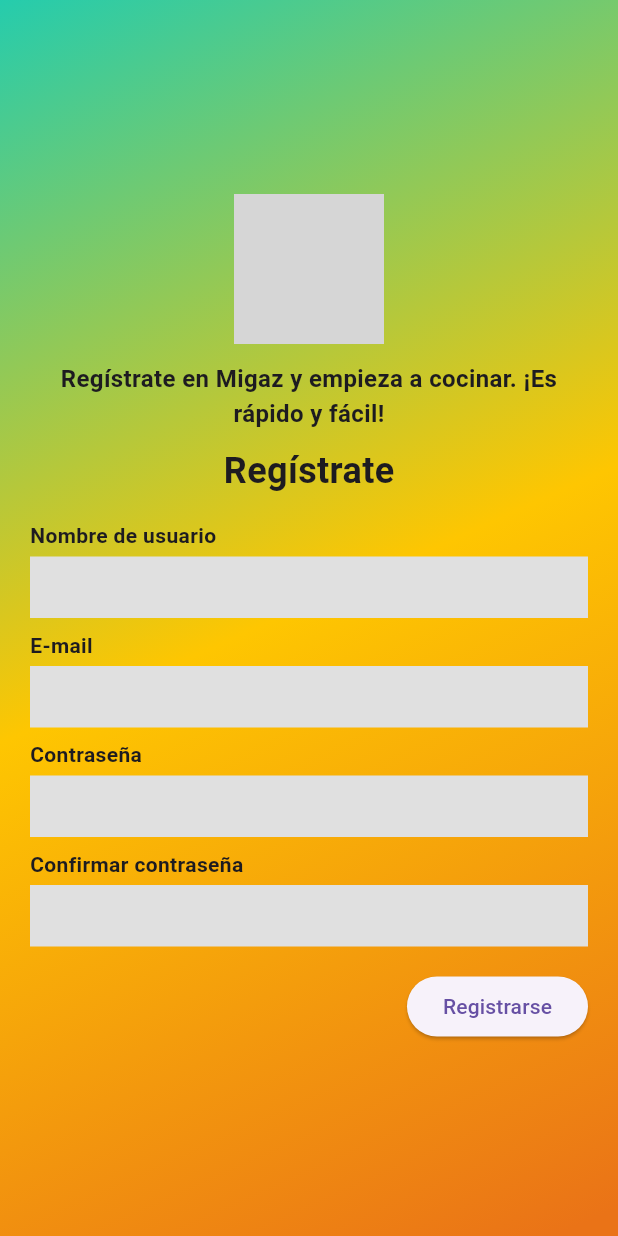
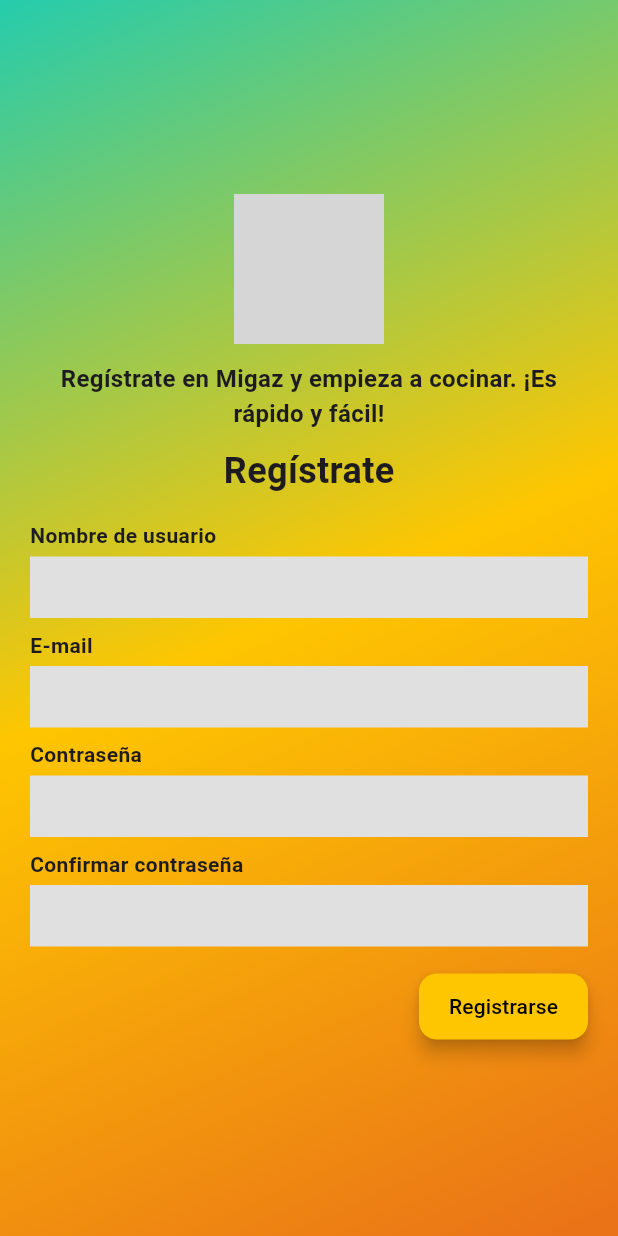
Before and after one commit to FranMejiasGlez/PROYECTO_APP_RECETAS, a Flutter app: the RegisterScreen screen opened by its route, on a phone screen of 412 x 824 dp. Run offline on Flutter 3.47's test engine with Material 3 defaults, Android fonts, the phone set to English and light mode, and no system bars; network calls fail; grey boxes are pictures that could not be loaded.

Commit message:
Fix boton pagina registro - style

```diff
--- a/app_recetas/lib/screens/register_screen.dart
+++ b/app_recetas/lib/screens/register_screen.dart
@@ -105,6 +105,18 @@
               onPressed: () {
                 Navigator.pushReplacementNamed(context, AppRoutes.login);
               },
+              style: ElevatedButton.styleFrom(
+                backgroundColor: const Color(0xFFFEC601),
+                foregroundColor: Colors.black,
+                padding: const EdgeInsets.symmetric(
+                  horizontal: 20,
+                  vertical: 12,
+                ),
+                shape: RoundedRectangleBorder(
+                  borderRadius: BorderRadius.circular(12),
+                ),
+                elevation: 5,
+              ),
               child: const Text('Registrarse'),
             ),
           ],
```
